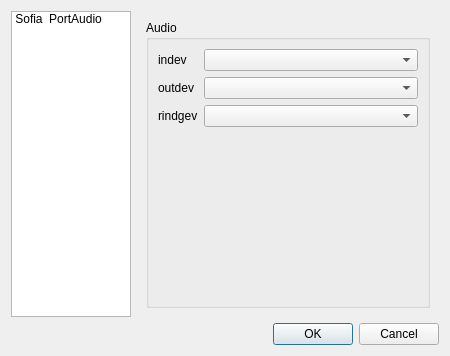
Old version of the form jmesquita/FSPhone/prefdialog.ui in the repository freeswitch/freeswitch-contrib.
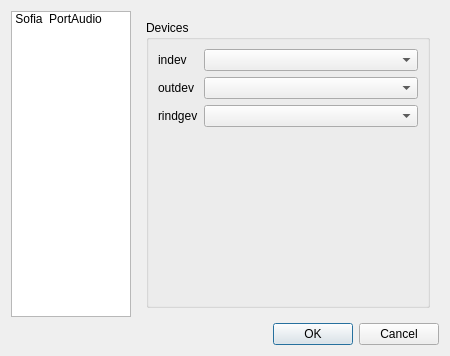
New version of the form. Icons and pictures are not drawn.

Diff of the .ui file:
```diff
--- a/jmesquita/FSPhone/prefdialog.ui
+++ b/jmesquita/FSPhone/prefdialog.ui
@@ -169,7 +169,7 @@
          <item>
           <widget class="QGroupBox" name="groupBox_3">
            <property name="title">
-            <string>Audio</string>
+            <string>Devices</string>
            </property>
            <layout class="QFormLayout" name="formLayout_3">
             <item row="0" column="0">
```
